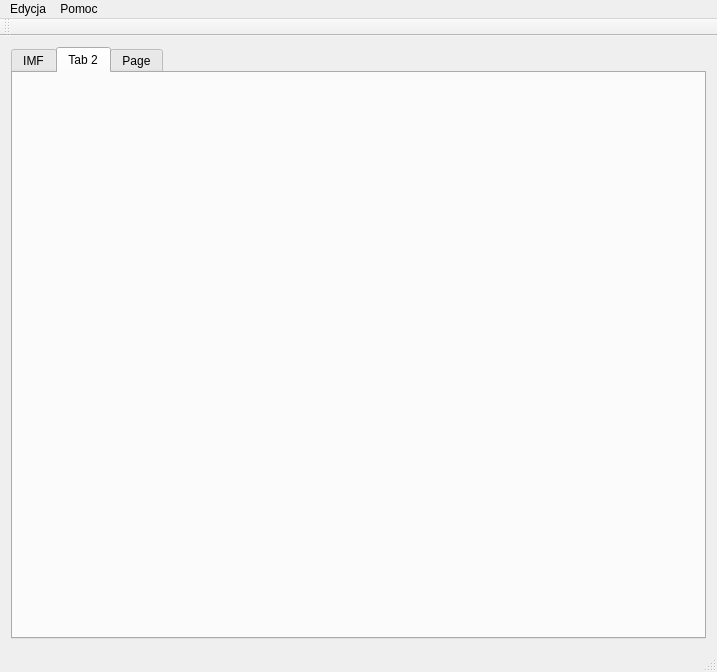
Above: mainwindow.ui from tmazewski/astrophysics before the change. Below: the same form after it.
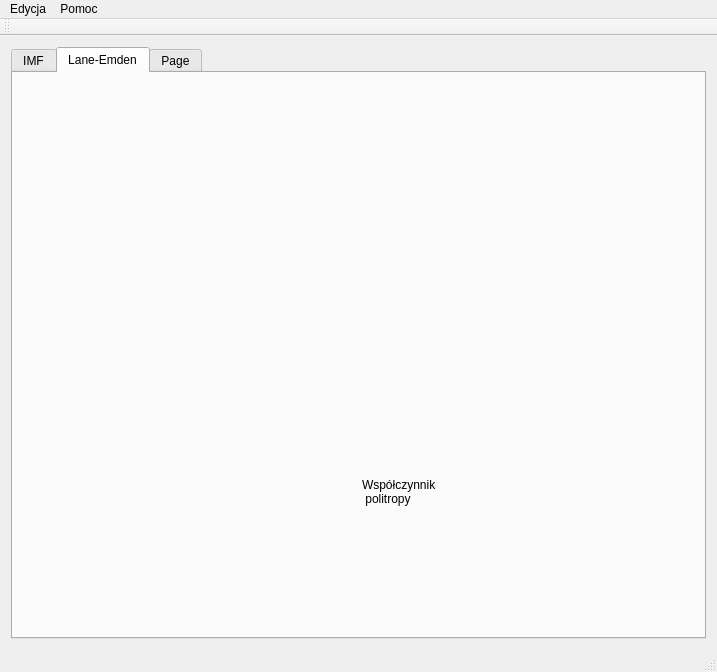
That is the form after the change. The open tabs and pages were chosen to show the change. Custom widgets are drawn as their Qt base class.

Commit message: Dodanie politropy

The edit to the form file:
```diff
--- a/mainwindow.ui
+++ b/mainwindow.ui
@@ -96,8 +96,36 @@
       </widget>
       <widget class="QWidget" name="tab_2">
        <attribute name="title">
-        <string>Tab 2</string>
+        <string>Lane-Emden</string>
        </attribute>
+       <layout class="QHBoxLayout" name="horizontalLayout_3">
+        <item>
+         <layout class="QHBoxLayout" name="horizontalLayout_2">
+          <item>
+           <widget class="QwtPlot" name="qwtPlot_2"/>
+          </item>
+          <item>
+           <layout class="QVBoxLayout" name="verticalLayout_4">
+            <item>
+             <widget class="QwtSlider" name="Slider">
+              <property name="upperBound">
+               <double>5.000000000000000</double>
+              </property>
+             </widget>
+            </item>
+            <item>
+             <widget class="QLabel" name="label_2">
+              <property name="text">
+               <string>Współczynnik 
+ politropy</string>
+              </property>
+             </widget>
+            </item>
+           </layout>
+          </item>
+         </layout>
+        </item>
+       </layout>
       </widget>
       <widget class="QWidget" name="tab_3">
        <attribute name="title">
@@ -153,6 +181,11 @@
    <extends>QFrame</extends>
    <header>qwt_plot.h</header>
   </customwidget>
+  <customwidget>
+   <class>QwtSlider</class>
+   <extends>QWidget</extends>
+   <header>qwt_slider.h</header>
+  </customwidget>
  </customwidgets>
  <resources/>
  <connections/>
```
Left out of the diff: 4 changed lines with no effect on the pictures. The commit also changes 3 other files.
